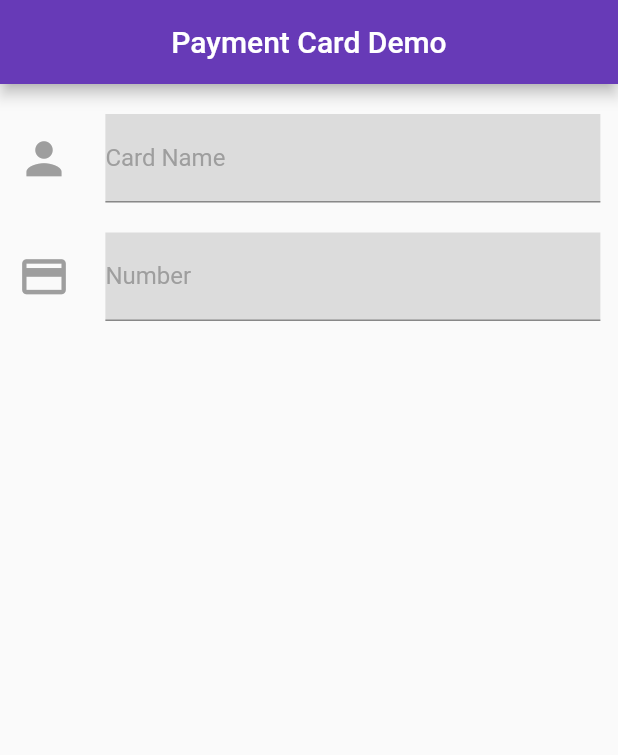
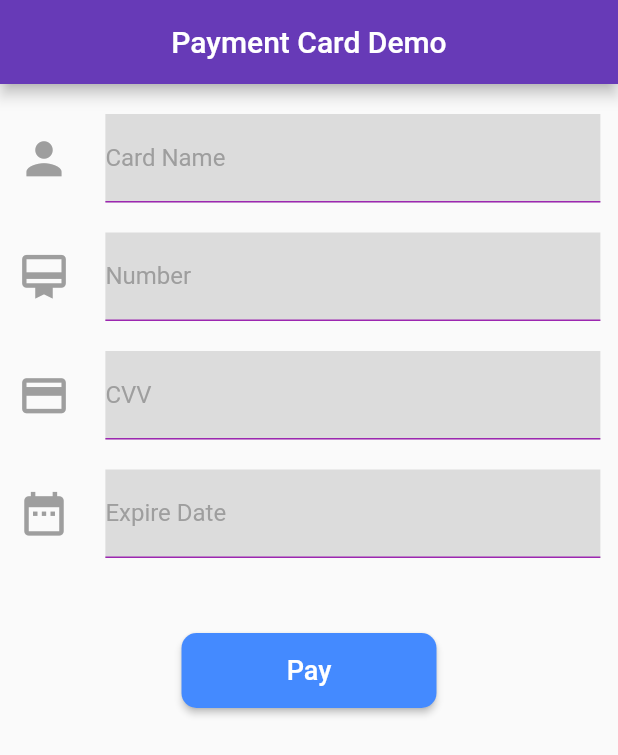
Before and after one commit to bayuik/payment, a Flutter app: the screen it shows after launch, on a phone screen of 412 x 824 dp. Shown: the top 755 px of the screen. Run offline on Flutter 3.47's test engine with Material 2 defaults, Android fonts, the phone set to English and light mode, and no system bars.

Commit message:
Add form and button

```diff
--- a/lib/main_screen.dart
+++ b/lib/main_screen.dart
@@ -1,7 +1,6 @@
 import 'package:flutter/material.dart';
 
 class MainScreen extends StatelessWidget {
-  String _name = '';
   @override
   Widget build(BuildContext context) {
     return Scaffold(
@@ -29,10 +28,12 @@ class MainScreen extends StatelessWidget {
                     color: Colors.black12,
                   ),
                   child: TextField(
-                    onChanged: (String value) => _name = value,
                     decoration: InputDecoration(
-                        border: new UnderlineInputBorder(
-                            borderSide: new BorderSide(color: Colors.purple)),
+                        enabledBorder: UnderlineInputBorder(
+                            borderSide: BorderSide(color: Colors.purple)),
+                        focusedBorder: UnderlineInputBorder(
+                            borderSide:
+                                BorderSide(color: Colors.purple, width: 2)),
                         labelText: 'Card Name',
                         labelStyle: TextStyle(color: Colors.grey),
                         hintText: 'Musa Adebola',
@@ -48,7 +49,7 @@ class MainScreen extends StatelessWidget {
               mainAxisAlignment: MainAxisAlignment.spaceAround,
               children: <Widget>[
                 Icon(
-                  Icons.credit_card,
+                  Icons.card_membership,
                   size: 35,
                   color: Colors.grey,
                 ),
@@ -59,15 +60,90 @@ class MainScreen extends StatelessWidget {
                   ),
                   child: TextField(
                     decoration: InputDecoration(
-                        border: new UnderlineInputBorder(
-                            borderSide: new BorderSide(color: Colors.purple)),
+                        enabledBorder: UnderlineInputBorder(
+                            borderSide: BorderSide(color: Colors.purple)),
+                        focusedBorder: UnderlineInputBorder(
+                            borderSide:
+                                BorderSide(color: Colors.purple, width: 2)),
                         labelText: 'Number',
                         labelStyle: TextStyle(color: Colors.grey),
-                        hintText: '5060 6666 6666 6666 666',hintStyle: TextStyle(color: Colors.black)),
+                        hintText: '5060 6666 6666 6666 666',
+                        hintStyle: TextStyle(color: Colors.black)),
                   ),
                 )
               ],
             ),
+          ),
+          Container(
+            margin: EdgeInsets.only(top: 20),
+            child: Row(
+              mainAxisAlignment: MainAxisAlignment.spaceAround,
+              children: <Widget>[
+                Icon(
+                  Icons.credit_card,
+                  size: 35,
+                  color: Colors.grey,
+                ),
+                Container(
+                  width: 330,
+                  decoration: BoxDecoration(color: Colors.black12),
+                  child: TextField(
+                    decoration: InputDecoration(
+                        enabledBorder: UnderlineInputBorder(
+                            borderSide: BorderSide(color: Colors.purple)),
+                        focusedBorder: UnderlineInputBorder(
+                            borderSide:
+                                BorderSide(color: Colors.purple, width: 2)),
+                        labelText: 'CVV',
+                        labelStyle: TextStyle(color: Colors.grey),
+                        hintText: '687',
+                        hintStyle: TextStyle(color: Colors.black)),
+                  ),
+                )
+              ],
+            ),
+          ),
+          Container(
+            margin: EdgeInsets.only(top: 20),
+            child: Row(
+              mainAxisAlignment: MainAxisAlignment.spaceAround,
+              children: <Widget>[
+                Icon(
+                  Icons.date_range,
+                  size: 35,
+                  color: Colors.grey,
+                ),
+                Container(
+                  width: 330,
+                  decoration: BoxDecoration(color: Colors.black12),
+                  child: TextField(
+                    decoration: InputDecoration(
+                        enabledBorder: UnderlineInputBorder(
+                            borderSide: BorderSide(color: Colors.purple)),
+                        focusedBorder: UnderlineInputBorder(
+                            borderSide:
+                                BorderSide(color: Colors.purple, width: 2)),
+                        labelText: 'Expire Date',
+                        labelStyle: TextStyle(color: Colors.grey),
+                        hintText: '10/20',
+                        hintStyle: TextStyle(color: Colors.black)),
+                  ),
+                )
+              ],
+            ),
+          ),
+          SizedBox(height: 50,),
+          MaterialButton(
+            height: 50,
+            minWidth: 170,
+            shape: RoundedRectangleBorder(
+                borderRadius: new BorderRadius.circular(10)),
+            onPressed: () {},
+            child: Text(
+              'Pay',
+              style: TextStyle(color: Colors.white, fontSize: 18),
+            ),
+            color: Colors.blueAccent,
           )
         ],
       ),
```
